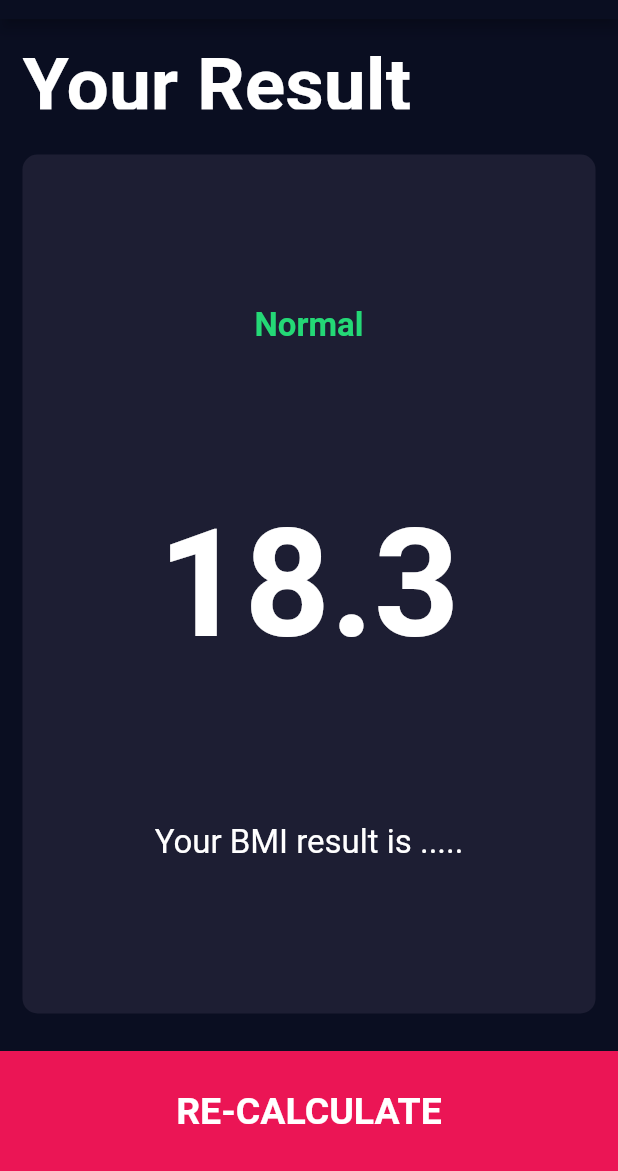
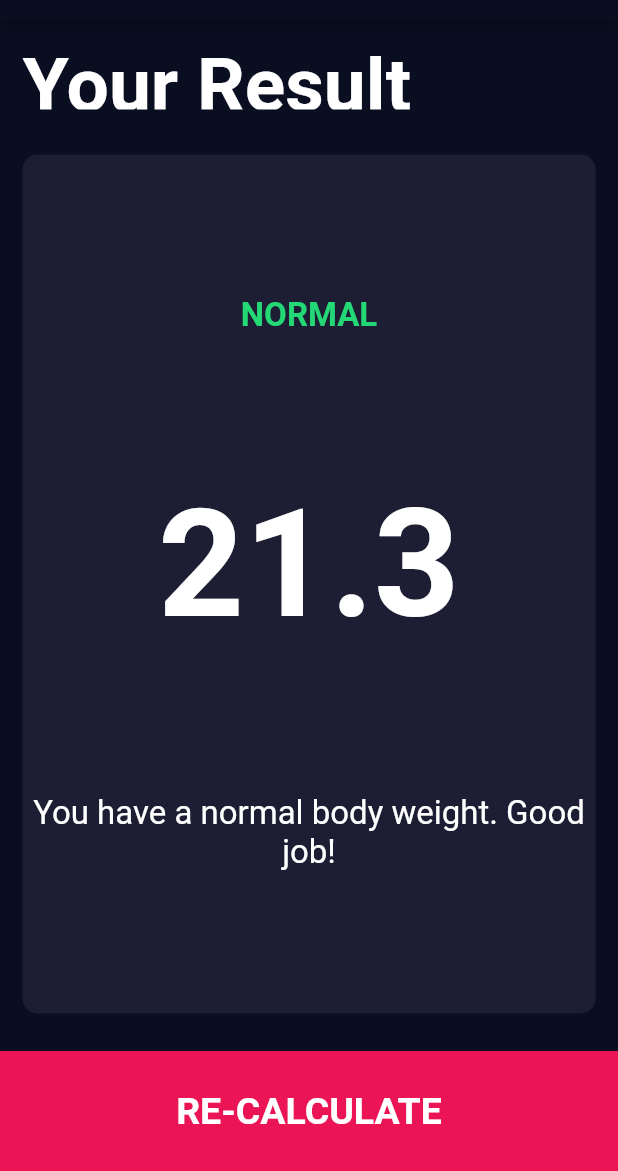
Before and after one commit to sjdnye/BMI_Calculator_Flutter, a Flutter app: the screen it shows after launch, after a tap on "CALCULATE", on a phone screen of 412 x 824 dp, the part 65-1236 px from its top. Run offline on Flutter 3.47's test engine with Material 2 defaults, Android fonts, the phone set to English and light mode, and no system bars; our stand-ins replace font_awesome_flutter; missing offline and left inert: dart:ffi.

```diff
--- /dev/null
+++ b/lib/calculator_bmi.dart
@@ -0,0 +1,34 @@
+import 'dart:math';
+
+class CalculatorBMI {
+  CalculatorBMI({required this.weight, required this.height});
+
+  final int height;
+  final int weight;
+  late double _bmi;
+
+  String calculateBMI() {
+    _bmi = weight / pow(height / 100, 2);
+    return _bmi.toStringAsFixed(1);
+  }
+
+  String getResult() {
+    if (_bmi >= 25) {
+      return 'Overweight';
+    } else if (_bmi > 18.5) {
+      return 'Normal';
+    } else {
+      return 'Underweight';
+    }
+  }
+
+  String getInterpretation() {
+    if (_bmi >= 25) {
+      return 'You have a higher than normal body weight, Try to exercise more.';
+    } else if (_bmi > 18.5) {
+      return 'You have a normal body weight. Good job!';
+    } else {
+      return 'You have a lower than normal body weight. You can eat a bit more.';
+    }
+  }
+}
--- a/lib/screen/input_page.dart
+++ b/lib/screen/input_page.dart
@@ -7,6 +7,7 @@ import 'package:bmi_flutter/component/icon_content.dart';
 import 'package:bmi_flutter/component/constant.dart';
 import 'package:bmi_flutter/screen/result_page.dart';
 import '../component/bottom_button.dart';
+import 'package:bmi_flutter/calculator_bmi.dart';
 
 class InputPage extends StatefulWidget {
   const InputPage({Key? key}) : super(key: key);
@@ -166,9 +167,20 @@ class _InputPageState extends State<InputPage> {
             BottomButton(
               textLabel: "CALCULATE",
               onPress: () {
+                CalculatorBMI calc =
+                    CalculatorBMI(weight: weight, height: height);
+                String bmiResult = calc.calculateBMI();
+                String resultText = calc.getResult();
+                String interpretation = calc.getInterpretation();
+
                 Navigator.push(
                   context,
-                  MaterialPageRoute(builder: (context) => ResultPage()),
+                  MaterialPageRoute(
+                      builder: (context) => ResultPage(
+                            bmiResult: bmiResult,
+                            resultText: resultText,
+                            interpretation: interpretation,
+                          )),
                 );
               },
             ),
--- a/lib/screen/result_page.dart
+++ b/lib/screen/result_page.dart
@@ -4,6 +4,15 @@ import 'package:bmi_flutter/component/reusable_card.dart';
 import 'package:bmi_flutter/component/bottom_button.dart';
 
 class ResultPage extends StatelessWidget {
+  ResultPage(
+      {required this.bmiResult,
+      required this.resultText,
+      required this.interpretation});
+
+  final String bmiResult;
+  final String resultText;
+  final String interpretation;
+
   @override
   Widget build(BuildContext context) {
     return Scaffold(
@@ -30,15 +39,15 @@ class ResultPage extends StatelessWidget {
                 crossAxisAlignment: CrossAxisAlignment.center,
                 children: <Widget>[
                   Text(
-                    "Normal",
+                    resultText.toUpperCase(),
                     style: kResultTextStyle,
                   ),
                   Text(
-                    '18.3',
+                    bmiResult,
                     style: kBMITextStyle,
                   ),
                   Text(
-                    'Your BMI result is .....',
+                    interpretation,
                     style: kBodyTextStyle,
                     textAlign: TextAlign.center,
                   )
```
